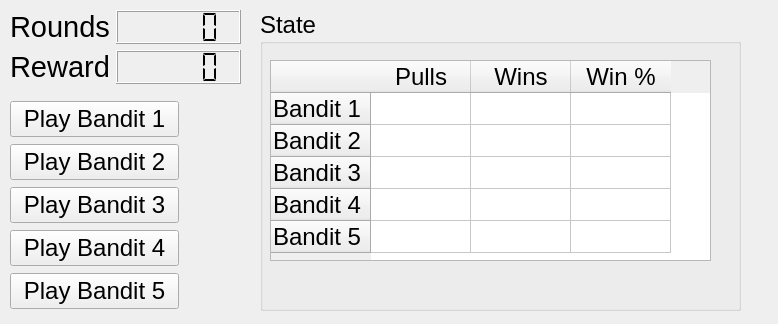
Before: the Qt Designer form relearn/bandit_world/basic_casino.ui in TomMonks/multi-arm-bandit, drawn with Qt 5.
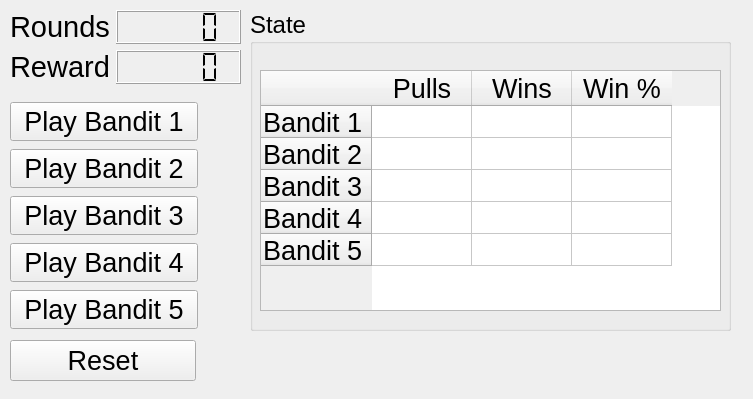
After: the same form once the commit is applied.

Commit message: added basic interation with gui

```diff
--- a/relearn/bandit_world/basic_casino.ui
+++ b/relearn/bandit_world/basic_casino.ui
@@ -6,8 +6,8 @@
    <rect>
     <x>0</x>
     <y>0</y>
-    <width>778</width>
-    <height>324</height>
+    <width>753</width>
+    <height>399</height>
    </rect>
   </property>
   <property name="windowTitle">
@@ -81,13 +81,13 @@
      <rect>
       <x>10</x>
       <y>100</y>
-      <width>169</width>
-      <height>211</height>
+      <width>188</width>
+      <height>231</height>
      </rect>
     </property>
     <property name="font">
      <font>
-      <pointsize>18</pointsize>
+      <pointsize>20</pointsize>
      </font>
     </property>
     <layout class="QVBoxLayout" name="verticalLayout">
@@ -95,7 +95,7 @@
       <widget class="QPushButton" name="pull_arm1">
        <property name="font">
         <font>
-         <pointsize>18</pointsize>
+         <pointsize>20</pointsize>
         </font>
        </property>
        <property name="text">
@@ -107,7 +107,7 @@
       <widget class="QPushButton" name="pull_arm2">
        <property name="font">
         <font>
-         <pointsize>18</pointsize>
+         <pointsize>20</pointsize>
         </font>
        </property>
        <property name="text">
@@ -119,7 +119,7 @@
       <widget class="QPushButton" name="pull_arm3">
        <property name="font">
         <font>
-         <pointsize>18</pointsize>
+         <pointsize>20</pointsize>
         </font>
        </property>
        <property name="text">
@@ -131,7 +131,7 @@
       <widget class="QPushButton" name="pull_arm4">
        <property name="font">
         <font>
-         <pointsize>18</pointsize>
+         <pointsize>20</pointsize>
         </font>
        </property>
        <property name="text">
@@ -143,7 +143,7 @@
       <widget class="QPushButton" name="pull_arm4_2">
        <property name="font">
         <font>
-         <pointsize>18</pointsize>
+         <pointsize>20</pointsize>
         </font>
        </property>
        <property name="text">
@@ -156,10 +156,10 @@
    <widget class="QGroupBox" name="groupBox">
     <property name="geometry">
      <rect>
-      <x>260</x>
+      <x>250</x>
       <y>10</y>
       <width>481</width>
-      <height>301</height>
+      <height>321</height>
      </rect>
     </property>
     <property name="font">
@@ -174,16 +174,34 @@
      <property name="geometry">
       <rect>
        <x>10</x>
-       <y>50</y>
-       <width>441</width>
-       <height>201</height>
+       <y>60</y>
+       <width>461</width>
+       <height>241</height>
       </rect>
      </property>
+     <property name="sizePolicy">
+      <sizepolicy hsizetype="Expanding" vsizetype="Expanding">
+       <horstretch>0</horstretch>
+       <verstretch>0</verstretch>
+      </sizepolicy>
+     </property>
      <property name="font">
       <font>
-       <pointsize>18</pointsize>
+       <pointsize>20</pointsize>
       </font>
      </property>
+     <property name="lineWidth">
+      <number>1</number>
+     </property>
+     <property name="showGrid">
+      <bool>true</bool>
+     </property>
+     <property name="gridStyle">
+      <enum>Qt::SolidLine</enum>
+     </property>
+     <attribute name="horizontalHeaderMinimumSectionSize">
+      <number>55</number>
+     </attribute>
      <row>
       <property name="text">
        <string>Bandit 1</string>
@@ -231,6 +249,24 @@
      </item>
     </widget>
    </widget>
+   <widget class="QPushButton" name="pull_arm4_3">
+    <property name="geometry">
+     <rect>
+      <x>10</x>
+      <y>340</y>
+      <width>186</width>
+      <height>41</height>
+     </rect>
+    </property>
+    <property name="font">
+     <font>
+      <pointsize>20</pointsize>
+     </font>
+    </property>
+    <property name="text">
+     <string>Reset</string>
+    </property>
+   </widget>
   </widget>
  </widget>
  <resources/>
```
The commit also changes 3 other files.
